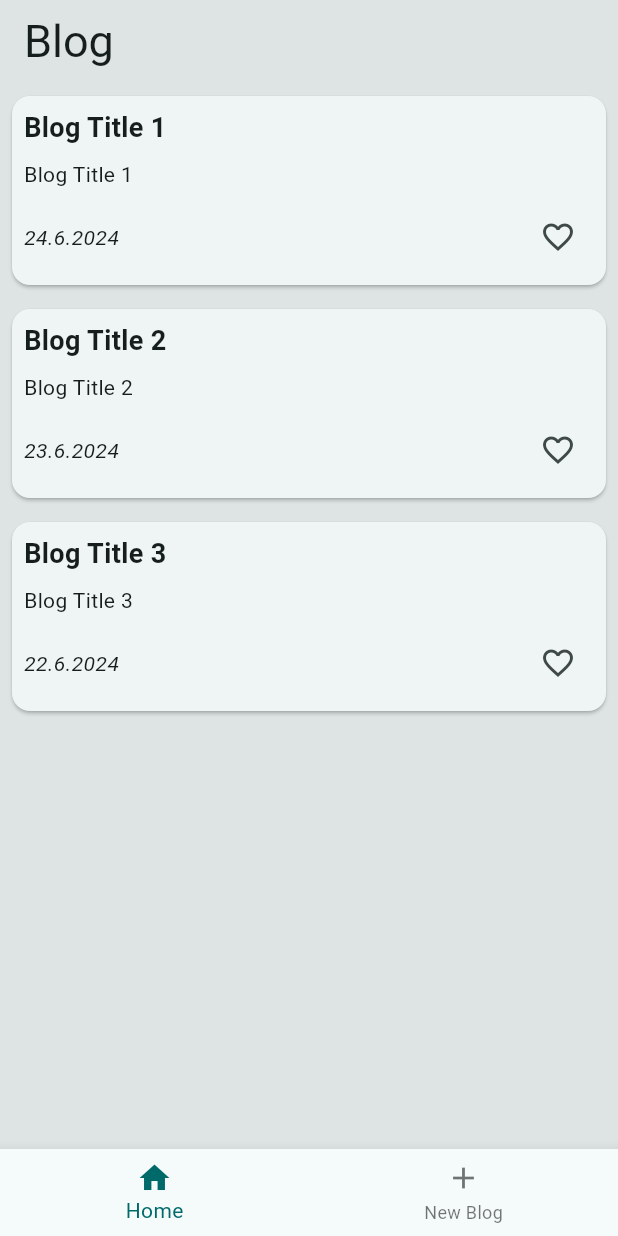
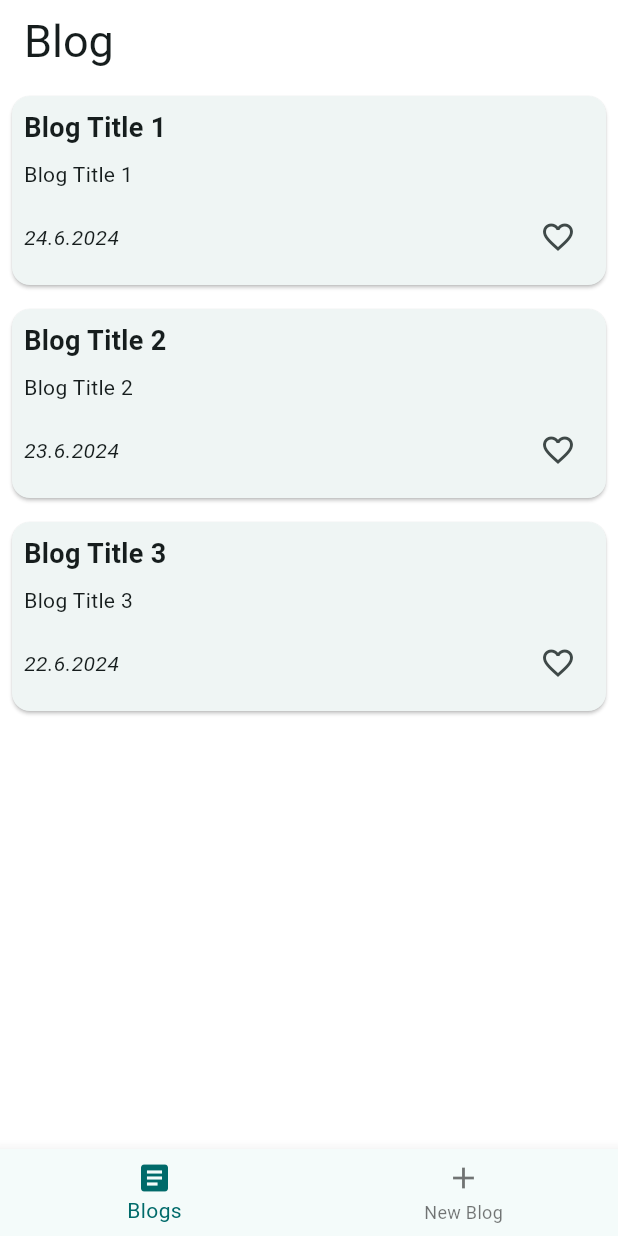
Before and after one commit to TukaWarrior/hftm_MobileComputing_Project_BlogProject, a Flutter app: the screen it shows after launch, on a phone screen of 412 x 824 dp. Run offline on Flutter 3.47's test engine with Material 3 defaults, Android fonts, the phone set to English and light mode, and no system bars.

Commit message:
Extracted theme from main.dart into /settings/theme.dart

```diff
--- a/lib/main.dart
+++ b/lib/main.dart
@@ -2,6 +2,7 @@ import 'package:flutter/material.dart';
 import 'package:provider/provider.dart';
 import 'package:blog_project/providers/blog_provider.dart';
 import 'package:blog_project/screens/main_screen.dart';
+import 'package:blog_project/settings/theme.dart';
 
 void main() {
   runApp(const MainApp());
@@ -14,27 +15,12 @@ class MainApp extends StatelessWidget {
 
   @override
   Widget build(BuildContext context) {
-    var colorScheme = ColorScheme.fromSeed(
-      seedColor: Colors.cyanAccent,
-    );
     return ChangeNotifierProvider(
       create: (_) => BlogProvider(),
       child: MaterialApp(
         navigatorKey: mainNavigatorKey,
         title: "Interaction and State",
-        theme: ThemeData(
-          useMaterial3: true,
-          colorScheme: colorScheme,
-          scaffoldBackgroundColor: colorScheme.surfaceContainerHighest,
-          appBarTheme: AppBarTheme(
-            backgroundColor: colorScheme.surfaceContainerHighest,
-          ),
-          textTheme: const TextTheme(
-            titleLarge: TextStyle(
-              fontSize: 30,
-            ),
-          ),
-        ),
+        theme: theme,
         home: const MainScreen(),
       ),
     );
--- a/lib/screens/main_screen.dart
+++ b/lib/screens/main_screen.dart
@@ -15,7 +15,7 @@ class MainMenuItem {
 }
 
 List<MainMenuItem> _getMenuItems() => [
-      MainMenuItem(icon: Icons.home, text: "Home", page: const HomePage()),
+      MainMenuItem(icon: Icons.article, text: "Blogs", page: const HomePage()),
       MainMenuItem(icon: Icons.add, text: "New Blog", page: const BlogNewPage()),
     ];
 
--- /dev/null
+++ b/lib/settings/theme.dart
@@ -0,0 +1,15 @@
+import 'package:flutter/material.dart';
+
+final ThemeData theme = ThemeData(
+  useMaterial3: true,
+  colorScheme: ColorScheme.fromSeed(seedColor: Colors.cyanAccent),
+  scaffoldBackgroundColor: const ColorScheme.light().surfaceContainerHighest,
+  appBarTheme: AppBarTheme(
+    backgroundColor: const ColorScheme.light().surfaceContainerHighest,
+  ),
+  textTheme: const TextTheme(
+    titleLarge: TextStyle(
+      fontSize: 30,
+    ),
+  ),
+);
```
